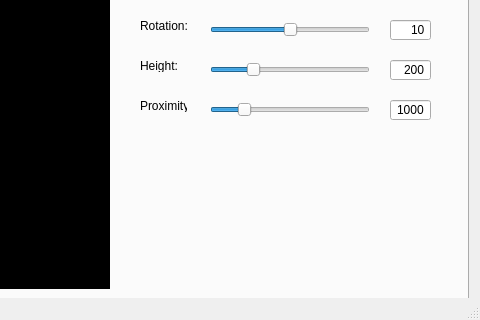
Before: the Qt Designer form PostureCorrector/mainwindow.ui in Tharsus/PostureCorrector, drawn with Qt 5; both pictures show x 552 to 1032 and y 254 to 574 of the 1032 by 574 pixel window.
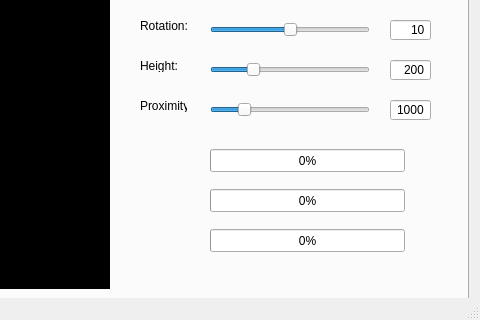
After: the same form once the commit is applied. Icons and pictures are not drawn.

Commit message: Added progress bars to show users the detection instead of just notifying them

```diff
--- a/PostureCorrector/mainwindow.ui
+++ b/PostureCorrector/mainwindow.ui
@@ -403,6 +403,45 @@
        <set>Qt::AlignCenter</set>
       </property>
      </widget>
+     <widget class="QProgressBar" name="progressBar">
+      <property name="geometry">
+       <rect>
+        <x>750</x>
+        <y>350</y>
+        <width>195</width>
+        <height>23</height>
+       </rect>
+      </property>
+      <property name="value">
+       <number>0</number>
+      </property>
+     </widget>
+     <widget class="QProgressBar" name="progressBar_2">
+      <property name="geometry">
+       <rect>
+        <x>750</x>
+        <y>390</y>
+        <width>195</width>
+        <height>23</height>
+       </rect>
+      </property>
+      <property name="value">
+       <number>0</number>
+      </property>
+     </widget>
+     <widget class="QProgressBar" name="progressBar_3">
+      <property name="geometry">
+       <rect>
+        <x>750</x>
+        <y>430</y>
+        <width>195</width>
+        <height>23</height>
+       </rect>
+      </property>
+      <property name="value">
+       <number>0</number>
+      </property>
+     </widget>
     </widget>
     <widget class="QWidget" name="tab_2">
      <attribute name="title">
```
The commit also changes 4 other files.
